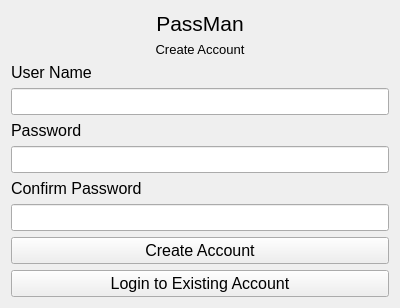
Before: the Qt Designer form GUI/createaccount.ui in jts5374/passMan, drawn with Qt 5.
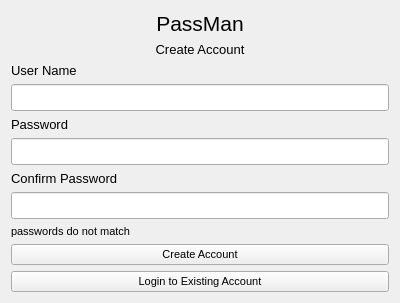
After: the same form once the commit is applied.

The edit to the form file:
```diff
--- a/GUI/createaccount.ui
+++ b/GUI/createaccount.ui
@@ -36,41 +36,47 @@
    </item>
    <item row="7" column="0">
     <widget class="QLabel" name="label_2">
+     <property name="font">
+      <font>
+       <pointsize>10</pointsize>
+      </font>
+     </property>
      <property name="text">
       <string>Password</string>
      </property>
     </widget>
    </item>
-   <item row="8" column="0" colspan="2">
-    <widget class="QLineEdit" name="lineEdit">
-     <property name="echoMode">
-      <enum>QLineEdit::Password</enum>
-     </property>
-    </widget>
-   </item>
-   <item row="9" column="0">
+   <item row="10" column="0">
     <widget class="QLabel" name="ConfirmPasswordLabel">
+     <property name="font">
+      <font>
+       <pointsize>10</pointsize>
+      </font>
+     </property>
      <property name="text">
       <string>Confirm Password</string>
      </property>
     </widget>
    </item>
-   <item row="10" column="0" colspan="2">
-    <widget class="QLineEdit" name="lineEdit_2">
-     <property name="echoMode">
-      <enum>QLineEdit::Password</enum>
-     </property>
-    </widget>
-   </item>
-   <item row="11" column="0" colspan="2">
+   <item row="14" column="0" colspan="2">
     <widget class="QPushButton" name="createaccountbtn">
+     <property name="font">
+      <font>
+       <pointsize>8</pointsize>
+      </font>
+     </property>
      <property name="text">
       <string>Create Account</string>
      </property>
     </widget>
    </item>
-   <item row="12" column="0" colspan="2">
+   <item row="15" column="0" colspan="2">
     <widget class="QPushButton" name="returntoLoginbtn">
+     <property name="font">
+      <font>
+       <pointsize>8</pointsize>
+      </font>
+     </property>
      <property name="text">
       <string>Login to Existing Account</string>
      </property>
@@ -80,7 +86,7 @@
     <widget class="QLabel" name="causerlabel">
      <property name="font">
       <font>
-       <pointsize>12</pointsize>
+       <pointsize>10</pointsize>
       </font>
      </property>
      <property name="text">
@@ -106,6 +112,32 @@
      </property>
     </widget>
    </item>
+   <item row="13" column="0">
+    <widget class="QLabel" name="warninglabel">
+     <property name="font">
+      <font>
+       <pointsize>8</pointsize>
+      </font>
+     </property>
+     <property name="text">
+      <string>passwords do not match</string>
+     </property>
+    </widget>
+   </item>
+   <item row="11" column="0" colspan="2">
+    <widget class="QLineEdit" name="confirmpasswordedit">
+     <property name="echoMode">
+      <enum>QLineEdit::Password</enum>
+     </property>
+    </widget>
+   </item>
+   <item row="8" column="0" colspan="2">
+    <widget class="QLineEdit" name="capasswordedit">
+     <property name="echoMode">
+      <enum>QLineEdit::Password</enum>
+     </property>
+    </widget>
+   </item>
   </layout>
  </widget>
  <resources/>
```
